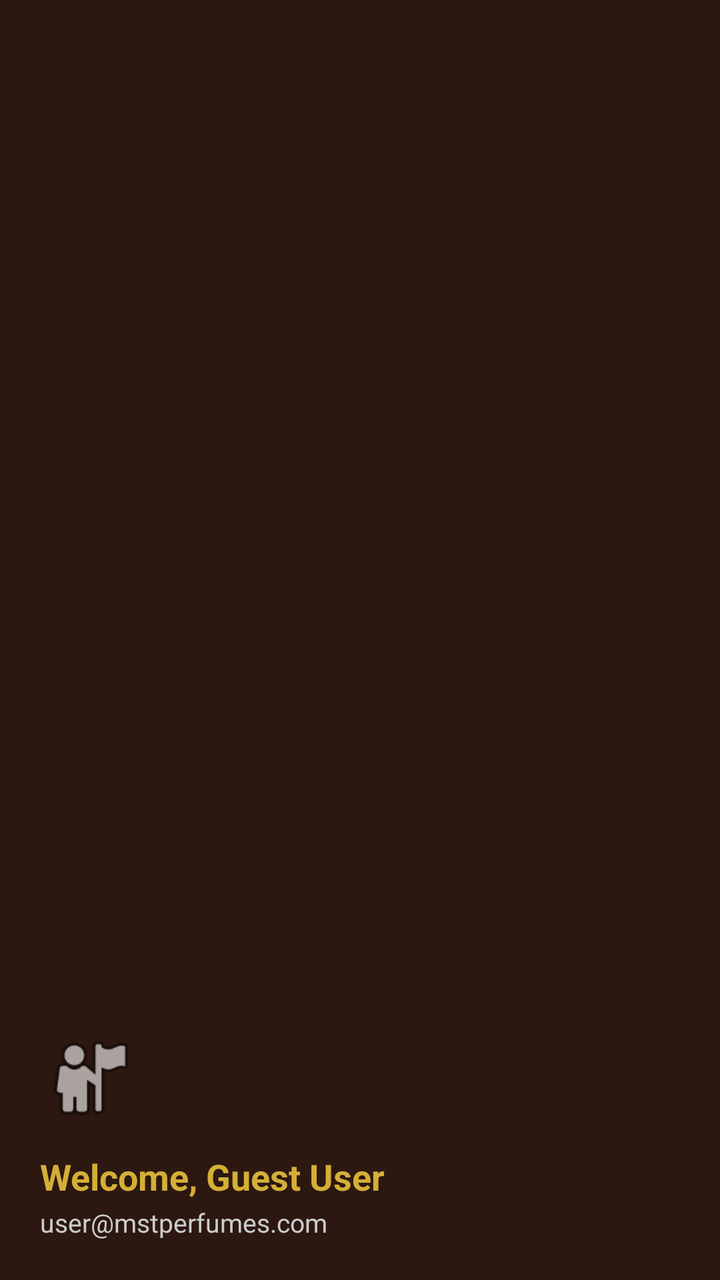
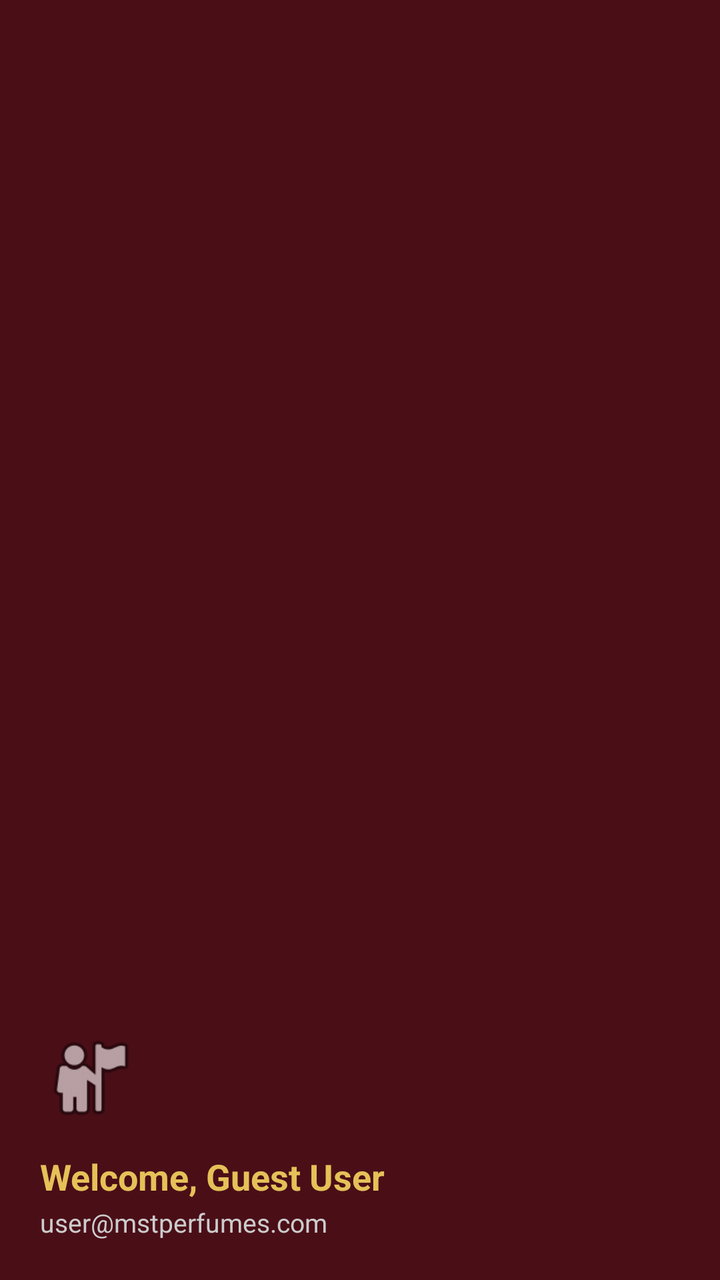

Screens rendered from an Android XML layout before and after an edit, with the pre-edit source and the edit as a unified diff.
<!-- AndroidManifest.xml: application theme Theme.MSTPerfumes -->
<!-- res/layout/nav_header.xml -->
<?xml version="1.0" encoding="utf-8"?>
<LinearLayout xmlns:android="http://schemas.android.com/apk/res/android"
    android:layout_width="match_parent"
    android:layout_height="170dp"
    android:background="#2C1810"
    android:gravity="bottom"
    android:orientation="vertical"
    android:padding="20dp">

    <ImageView
        android:id="@+id/ivNavProfile"
        android:layout_width="50dp"
        android:layout_height="50dp"
        android:src="@android:drawable/ic_menu_myplaces"
        android:contentDescription="User Profile" />

    <TextView
        android:id="@+id/tvNavUserName"
        android:layout_width="wrap_content"
        android:layout_height="wrap_content"
        android:layout_marginTop="12dp"
        android:text="Welcome, Guest User"
        android:textColor="#D4AF37"
        android:textSize="18sp"
        android:textStyle="bold" />

    <TextView
        android:id="@+id/tvNavUserEmail"
        android:layout_width="wrap_content"
        android:layout_height="wrap_content"
        android:layout_marginTop="2dp"
        android:text="user@mstperfumes.com"
        android:textColor="#CCCCCC"
        android:textSize="13sp" />

</LinearLayout>
<!-- resources referenced by this layout -->
<resources>
  <style name="Theme.MSTPerfumes" parent="Base.Theme.MSTPerfumes" />
  <style name="Base.Theme.MSTPerfumes" parent="Theme.Material3.DayNight.NoActionBar">
          
          
      </style>
</resources>

<!-- the commit's change to res/layout/nav_header.xml (unified diff, before → after) -->
@@ -2,7 +2,7 @@
 <LinearLayout xmlns:android="http://schemas.android.com/apk/res/android"
     android:layout_width="match_parent"
     android:layout_height="170dp"
-    android:background="#2C1810"
+    android:background="@color/deep_burgundy"
     android:gravity="bottom"
     android:orientation="vertical"
     android:padding="20dp">
@@ -20,7 +20,7 @@
         android:layout_height="wrap_content"
         android:layout_marginTop="12dp"
         android:text="Welcome, Guest User"
-        android:textColor="#D4AF37"
+        android:textColor="@color/golden_sand"
         android:textSize="18sp"
         android:textStyle="bold" />
 
<!-- resource entries referenced after the edit -->
@@ -1,9 +1,15 @@
 <!-- resources referenced by this layout -->
 <resources>
+  <color name="deep_burgundy">#4A0E17</color>
+  <color name="golden_sand">#E5C158</color>
   <style name="Theme.MSTPerfumes" parent="Base.Theme.MSTPerfumes" />
   <style name="Base.Theme.MSTPerfumes" parent="Theme.Material3.DayNight.NoActionBar">
           
-          
+          <item name="colorPrimary">@color/deep_burgundy</item>
+          <item name="colorSecondary">@color/golden_sand</item>
+          <item name="android:colorBackground">@color/smoke_white</item>
+          <item name="colorSurface">@color/smoke_white</item>
       </style>
+  <color name="smoke_white">#F5F5F5</color>
 </resources>
 
